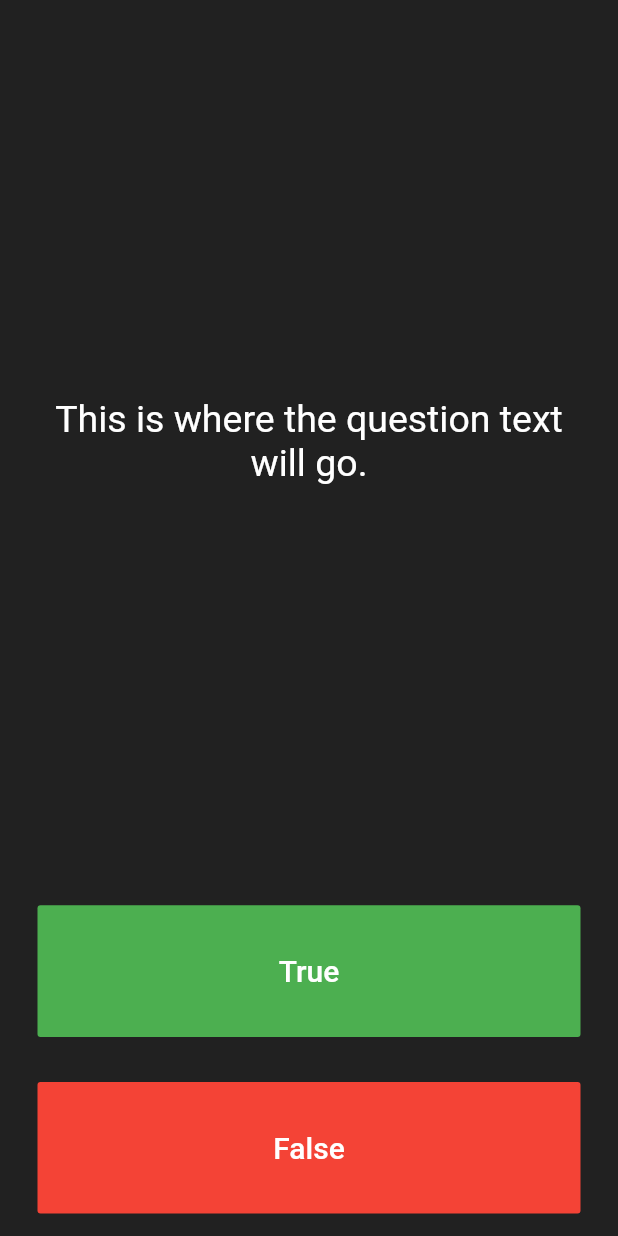
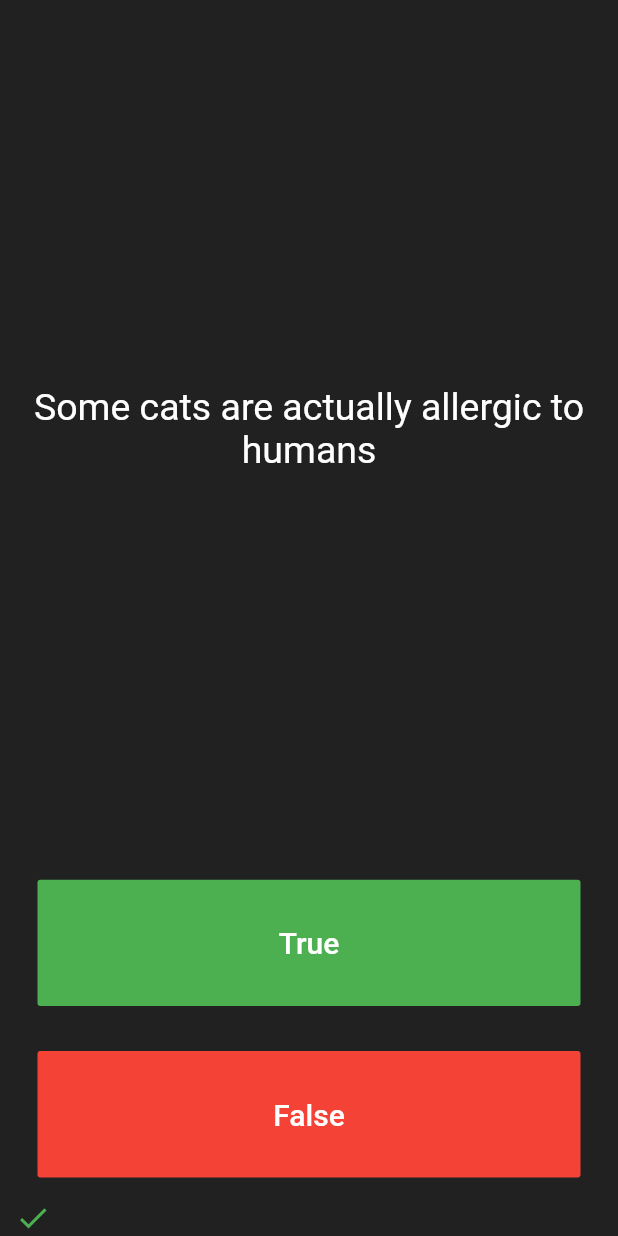
Before and after one commit to Rashidul420222/FlutterPractices, a Flutter app: the screen it shows after launch, after a tap on "True", on a phone screen of 412 x 824 dp. Run offline on Flutter 3.47's test engine with Material 2 defaults, Android fonts, the phone set to English and light mode, and no system bars; our stand-ins replace audioplayers.

```diff
--- /dev/null
+++ b/question/lib/db/question_bank.dart
@@ -0,0 +1,47 @@
+import 'package:question/model/question.dart';
+
+class GeneralQuestion {
+  int _questionIndex = 0;
+
+  List<Question> _questionBank = [
+    Question('Some cats are actually allergic to humans', true),
+    Question('You can lead a cow down stairs but not up stairs.', false),
+    Question('Approximately one quarter of human bones are in the feet.', true),
+    Question('A slug\'s blood is green.', true),
+    Question('Buzz Aldrin\'s mother\'s maiden name was \"Moon\".', true),
+    Question('It is illegal to pee in the Ocean in Portugal.', true),
+    Question(
+        'No piece of square dry paper can be folded in half more than 7 times.',
+        false),
+    Question(
+        'In London, UK, if you happen to die in the House of Parliament, you are technically entitled to a state funeral, because the building is considered too sacred a place.',
+        true),
+    Question(
+        'The loudest sound produced by any animal is 188 decibels. That animal is the African Elephant.',
+        false),
+    Question(
+        'The total surface area of two human lungs is approximately 70 square metres.',
+        true),
+    Question('Google was originally called \"Backrub\".', true),
+    Question(
+        'Chocolate affects a dog\'s heart and nervous system; a few ounces are enough to kill a small dog.',
+        true),
+    Question(
+        'In West Virginia, USA, if you accidentally hit an animal with your car, you are free to take it home to eat.',
+        true),
+  ];
+
+  void nextQuestion() {
+    _questionIndex > _questionBank.length
+        ? _questionIndex++
+        : _questionIndex = 0;
+  }
+
+  String getQuestion() {
+    return _questionBank[_questionIndex].questionText;
+  }
+
+  bool getAnswer() {
+    return _questionBank[_questionIndex].questionAnswer;
+  }
+}
--- a/question/lib/main.dart
+++ b/question/lib/main.dart
@@ -1,4 +1,7 @@
 import 'package:flutter/material.dart';
+import 'db/question_bank.dart';
+
+GeneralQuestion generalQuestion = GeneralQuestion();
 
 void main() => runApp(Quizzler());
 
@@ -6,6 +9,7 @@
   @override
   Widget build(BuildContext context) {
     return MaterialApp(
+      debugShowCheckedModeBanner: false,
       home: Scaffold(
         backgroundColor: Colors.grey.shade900,
         body: SafeArea(
@@ -25,6 +29,20 @@
 }
 
 class _QuizPageState extends State<QuizPage> {
+  List<Icon> scoreKeeper = [];
+
+  void checkAnswer(bool userChoiseAnser) {
+    bool courrextAnswer = generalQuestion.getAnswer();
+    if (userChoiseAnser == courrextAnswer) {
+      scoreKeeper.add(Icon(Icons.done, color: Colors.green));
+    } else {
+      scoreKeeper.add(Icon(Icons.clear, color: Colors.red));
+    }
+    setState(() {
+      generalQuestion.nextQuestion();
+    });
+  }
+
   @override
   Widget build(BuildContext context) {
     return Column(
@@ -37,7 +55,7 @@
             padding: EdgeInsets.all(10.0),
             child: Center(
               child: Text(
-                'This is where the question text will go.',
+                generalQuestion.getQuestion(),
                 textAlign: TextAlign.center,
                 style: TextStyle(
                   fontSize: 25.0,
@@ -61,7 +79,7 @@
                 ),
               ),
               onPressed: () {
-                //The user picked true.
+                checkAnswer(true);
               },
             ),
           ),
@@ -79,12 +97,17 @@
                 ),
               ),
               onPressed: () {
-                //The user picked false.
+                checkAnswer(false);
               },
             ),
           ),
         ),
-        //TODO: Add a Row here as your score keeper
+        SingleChildScrollView(
+          scrollDirection: Axis.horizontal,
+          child: Row(
+            children: scoreKeeper,
+          ),
+        ),
       ],
     );
   }
--- /dev/null
+++ b/question/lib/model/question.dart
@@ -0,0 +1,6 @@
+class Question {
+  final String questionText;
+  final bool questionAnswer;
+
+  Question(this.questionText, this.questionAnswer);
+}
```
Also changed, not shown: 1 other file.
